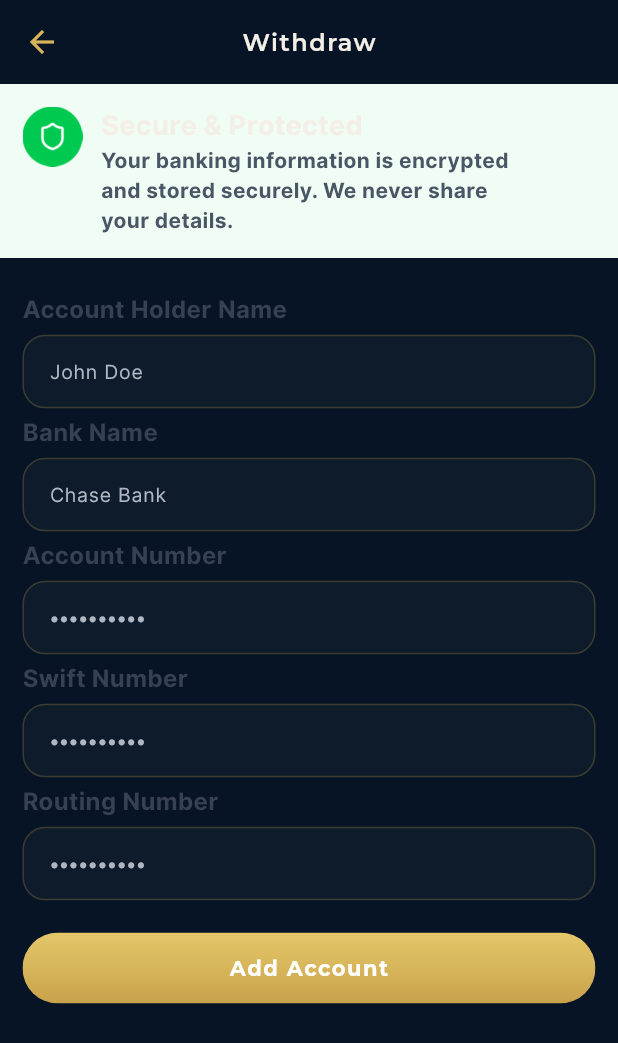
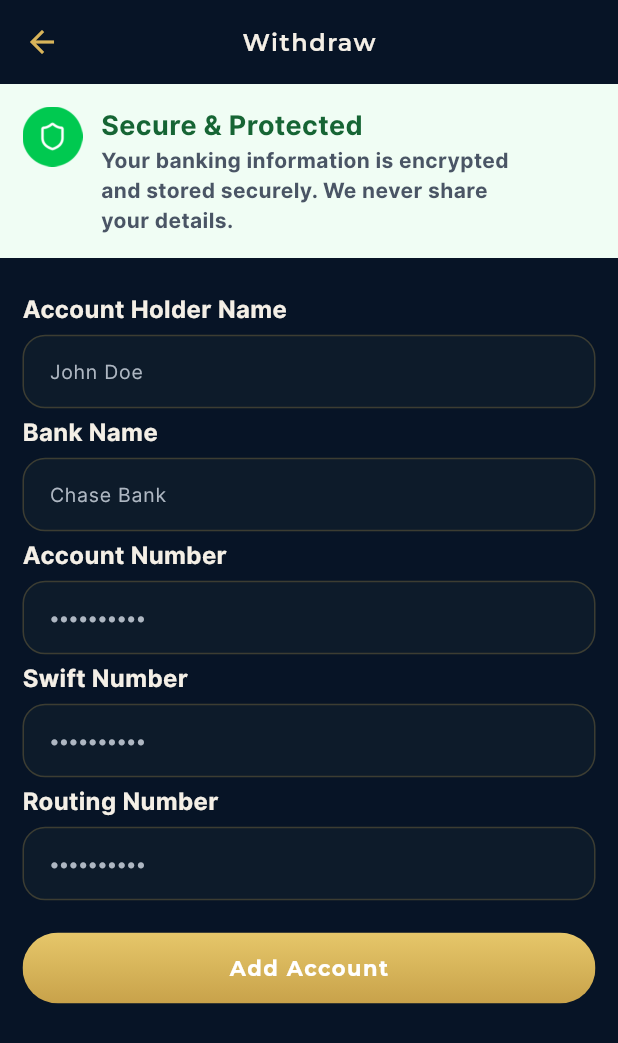
Before and after one commit to Elpadrino971/Eliv, a Flutter app: the AddAcount screen opened directly, on a phone screen of 412 x 824 dp. Shown: the top 1043 px of the screen. Run offline on Flutter 3.47's test engine with Material 3 defaults, Android fonts, the phone set to English and light mode, and no system bars; our stand-ins replace cached_network_image, firebase_auth, firebase_core, firebase_messaging, flutter_local_notifications, get and 9 more; missing offline and left inert: purchases_flutter, receive_sharing_intent, zego_express_engine, zego_uikit_prebuilt_live_streaming; accounts and stored records are empty.

Commit message:
app: passe de contraste onboarding/studio (gris ardoise foncé -> lisible)
Suite des écrans qui utilisaient des gris ardoise pensés pour un fond clair,
illisibles sur le thème sombre :
- become_artist, basic_info, add_acount : libellés 0xff364153 -> ivoire.
- add_acount : titre "Sécurisé et protégé" (ivoire sur bandeau vert clair)
  -> vert foncé lisible ; sous-titre du bandeau (dark-on-light) conservé.
- transaction_history : textes 0xff4A5565 -> gris clair lisible.

Vérifié : aucun gris foncé restant sur fond sombre, accolades équilibrées.

Co-Authored-By: Claude Opus 4.8 <noreply@anthropic.com>
Claude-Session: https://claude.ai/code/session_01WrgZxWK7AvGb5SDErZU8xh

```diff
--- a/lib/artist_bottom_bar/screen/Studio/add_acount.dart
+++ b/lib/artist_bottom_bar/screen/Studio/add_acount.dart
@@ -64,7 +64,8 @@ class _AddAcountState extends State<AddAcount> {
                     Text(
                       'sec_protected'.tr,
                       style: const TextStyle(
-                        color: ivory,
+                        // Titre sur bandeau vert clair : vert foncé lisible.
+                        color: Color(0xff166534),
                         fontWeight: FontWeight.bold,
                         fontSize: 18,
                       ),
@@ -98,7 +99,7 @@ class _AddAcountState extends State<AddAcount> {
                       style: const TextStyle(
                         fontSize: 16,
                         fontWeight: FontWeight.bold,
-                        color: Color(0xff364153),
+                        color: Color(0xffF4EFE6),
                       ),
                     ),
                     MyTextField(
@@ -110,7 +111,7 @@ class _AddAcountState extends State<AddAcount> {
                       style: const TextStyle(
                         fontSize: 16,
                         fontWeight: FontWeight.bold,
-                        color: Color(0xff364153),
+                        color: Color(0xffF4EFE6),
                       ),
                     ),
                     MyTextField(
@@ -122,7 +123,7 @@ class _AddAcountState extends State<AddAcount> {
                       style: const TextStyle(
                         fontSize: 16,
                         fontWeight: FontWeight.bold,
-                        color: Color(0xff364153),
+                        color: Color(0xffF4EFE6),
                       ),
                     ),
                     MyTextField(
@@ -136,7 +137,7 @@ class _AddAcountState extends State<AddAcount> {
                       style: const TextStyle(
                         fontSize: 16,
                         fontWeight: FontWeight.bold,
-                        color: Color(0xff364153),
+                        color: Color(0xffF4EFE6),
                       ),
                     ),
                     MyTextField(
@@ -150,7 +151,7 @@ class _AddAcountState extends State<AddAcount> {
                       style: const TextStyle(
                         fontSize: 16,
                         fontWeight: FontWeight.bold,
-                        color: Color(0xff364153),
+                        color: Color(0xffF4EFE6),
                       ),
                     ),
                     MyTextField(
```
Also changed, not shown: lib/BottomBar/screens/profile/basic_info.dart (+6 -6 lines), lib/BottomBar/screens/profile/become_artist.dart (+7 -7 lines), lib/artist_bottom_bar/screen/Studio/transaction_history.dart (+5 -5 lines).
